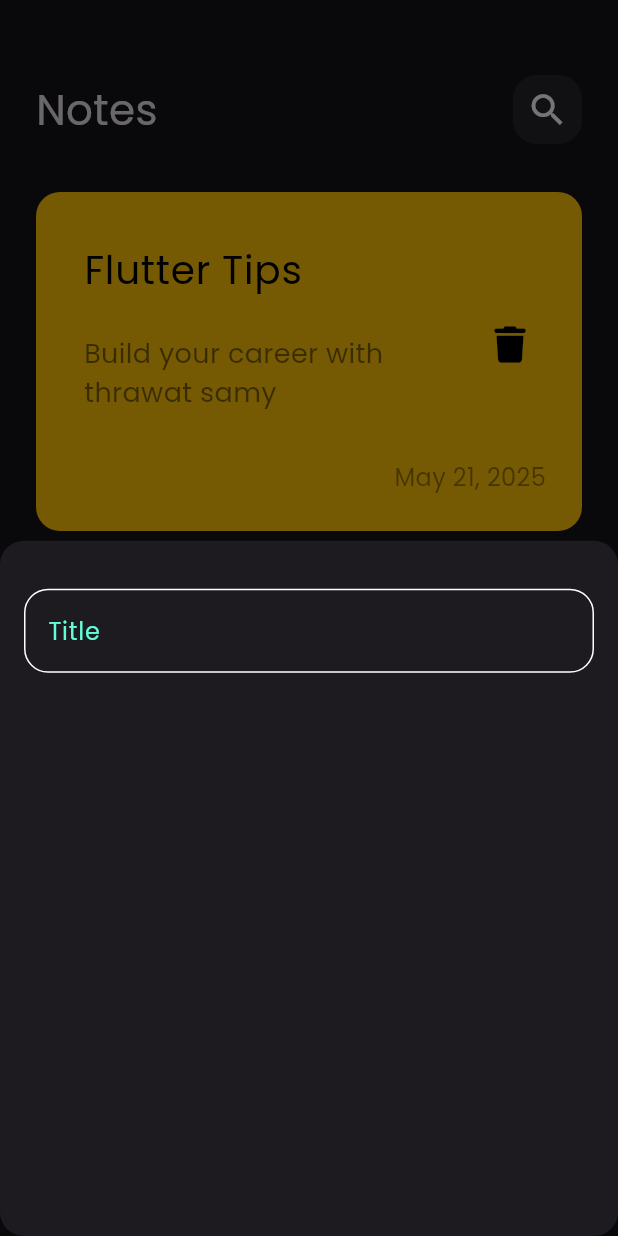
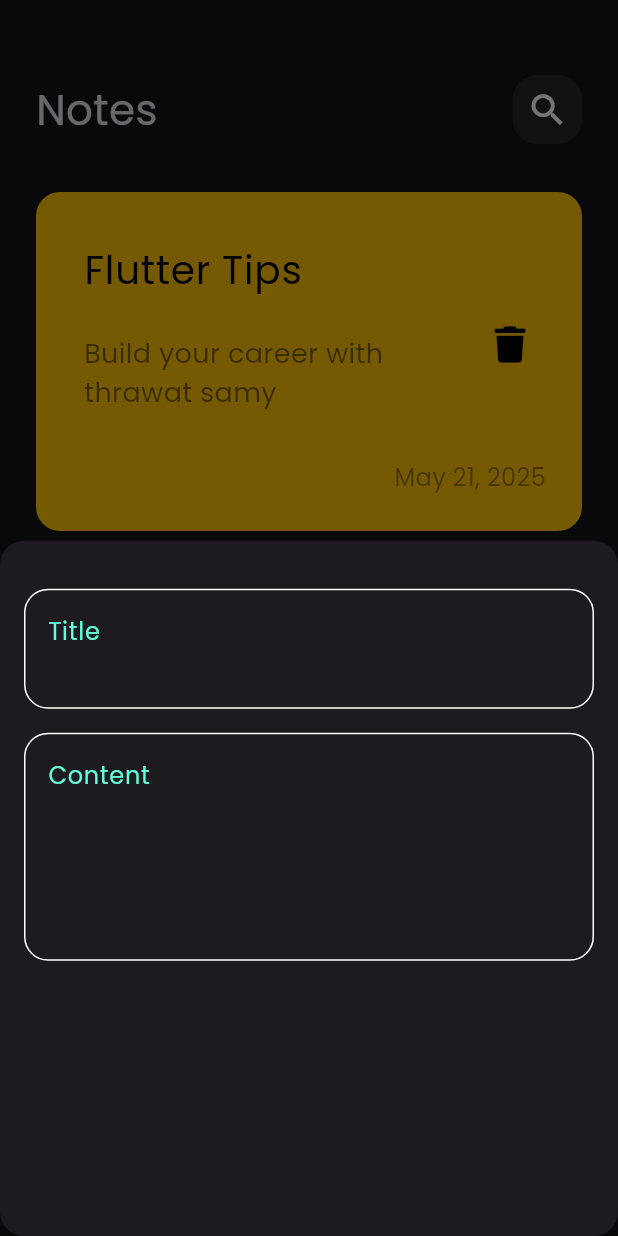
Before and after one commit to polamaged/notes_app, a Flutter app: the screen it shows after launch, after a tap on the "add" icon, on a phone screen of 412 x 824 dp. Run offline on Flutter 3.47's test engine with Material 3 defaults, Android fonts, the phone set to English and light mode, and no system bars; our stand-ins replace font_awesome_flutter.

Commit message:
add field to notes buttom sheet

```diff
--- a/lib/view/widgets/add_note_buttom_sheet.dart
+++ b/lib/view/widgets/add_note_buttom_sheet.dart
@@ -10,9 +10,11 @@ class AddNoteButtomSheet extends StatelessWidget {
     return Padding(
       padding: const EdgeInsets.symmetric(horizontal: 16),
       child: Column(
-        children: [
+        children: const [
           SizedBox(height: 32,),
-          CustomTextField(hintname: 'Title',),
+          CustomTextField(hintname: 'Title',maxline: 2,),
+          SizedBox(height: 16,),
+          CustomTextField(hintname: 'Content',maxline: 5,),
 
         ],
 
--- a/lib/view/widgets/custom_text_field.dart
+++ b/lib/view/widgets/custom_text_field.dart
@@ -2,14 +2,16 @@ import 'package:flutter/material.dart';
 import 'package:notesapp/constant.dart';
 
 class CustomTextField extends StatelessWidget {
-  const CustomTextField({super.key, required this.hintname});
+  const CustomTextField({super.key, required this.hintname, this.maxline = 1});
 
 
   final String hintname;
+  final int maxline ;
   @override
   Widget build(BuildContext context) {
     return TextField(
       cursorColor: KPrimaryColor,
+      maxLines: maxline,
       decoration: InputDecoration(
         hintText: hintname,
         hintStyle: TextStyle(color: KPrimaryColor),
```
